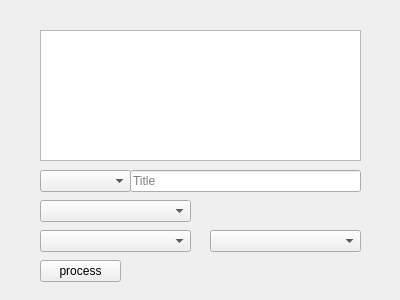
selesdepselesnul/copas_pedia, file copaspedia.ui: the form before one commit.
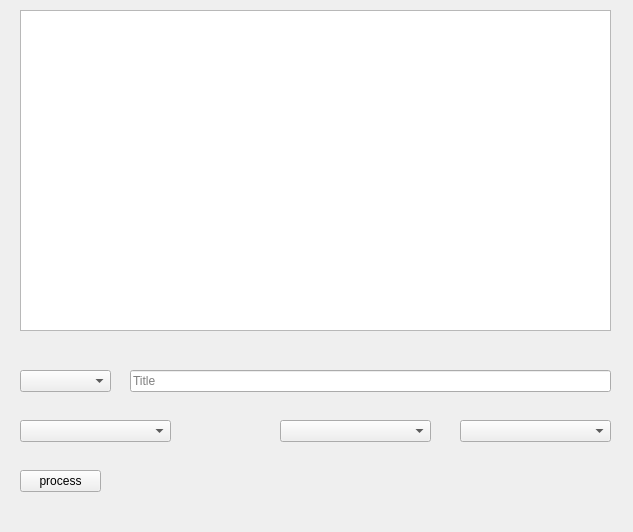
The form after the commit.

Commit message: make lang working

Diff of the .ui file:
```diff
--- a/copaspedia.ui
+++ b/copaspedia.ui
@@ -6,8 +6,8 @@
    <rect>
     <x>0</x>
     <y>0</y>
-    <width>400</width>
-    <height>300</height>
+    <width>633</width>
+    <height>532</height>
    </rect>
   </property>
   <property name="windowTitle">
@@ -16,10 +16,10 @@
   <widget class="QTextEdit" name="textEdit">
    <property name="geometry">
     <rect>
-     <x>40</x>
-     <y>30</y>
-     <width>321</width>
-     <height>131</height>
+     <x>20</x>
+     <y>10</y>
+     <width>591</width>
+     <height>321</height>
     </rect>
    </property>
   </widget>
@@ -27,8 +27,8 @@
    <property name="geometry">
     <rect>
      <x>130</x>
-     <y>170</y>
-     <width>231</width>
+     <y>370</y>
+     <width>481</width>
      <height>22</height>
     </rect>
    </property>
@@ -39,8 +39,8 @@
   <widget class="QComboBox" name="lang_combo_box">
    <property name="geometry">
     <rect>
-     <x>40</x>
-     <y>200</y>
+     <x>20</x>
+     <y>420</y>
      <width>151</width>
      <height>22</height>
     </rect>
@@ -49,8 +49,8 @@
   <widget class="QComboBox" name="filter_combo_box">
    <property name="geometry">
     <rect>
-     <x>40</x>
-     <y>230</y>
+     <x>280</x>
+     <y>420</y>
      <width>151</width>
      <height>22</height>
     </rect>
@@ -59,8 +59,8 @@
   <widget class="QComboBox" name="comboBox_3">
    <property name="geometry">
     <rect>
-     <x>210</x>
-     <y>230</y>
+     <x>460</x>
+     <y>420</y>
      <width>151</width>
      <height>22</height>
     </rect>
@@ -69,8 +69,8 @@
   <widget class="QPushButton" name="download_button">
    <property name="geometry">
     <rect>
-     <x>40</x>
-     <y>260</y>
+     <x>20</x>
+     <y>470</y>
      <width>81</width>
      <height>22</height>
     </rect>
@@ -82,8 +82,8 @@
   <widget class="QComboBox" name="page_mode_combo_box">
    <property name="geometry">
     <rect>
-     <x>40</x>
-     <y>170</y>
+     <x>20</x>
+     <y>370</y>
      <width>91</width>
      <height>22</height>
     </rect>
```
Left out of the diff: 8 changed lines with no effect on the pictures. The commit also changes 2 other files.
